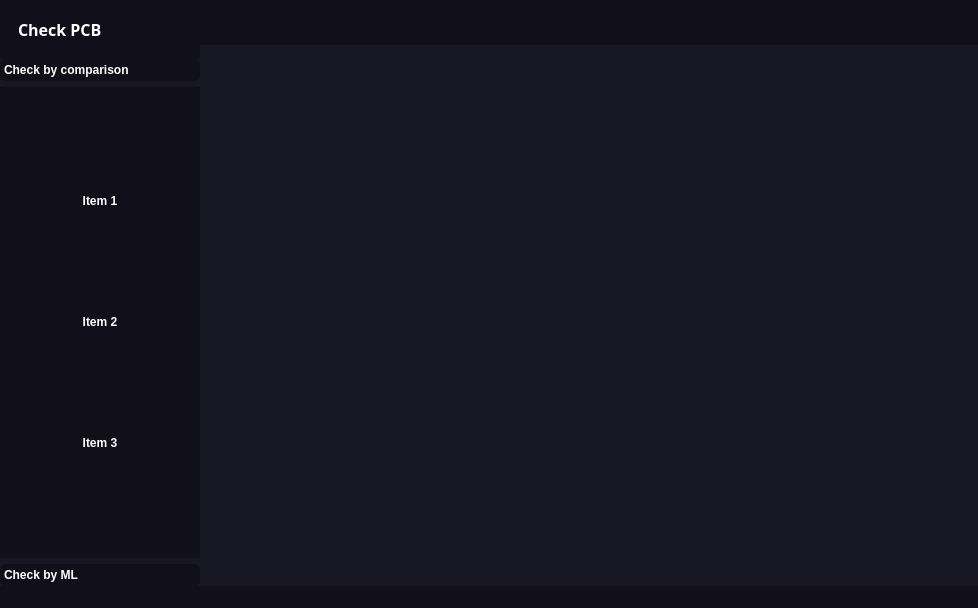
MarcinKrupnik/CheckPCB, file check_pcb.ui: the form before one commit.
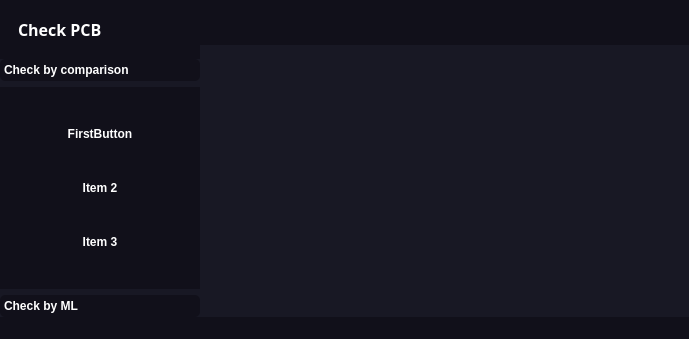
The form after the commit. The open tabs and pages were chosen to show the change. Icons and pictures are not drawn.

What changed in the file:
```diff
--- a/check_pcb.ui
+++ b/check_pcb.ui
@@ -6,8 +6,8 @@
    <rect>
     <x>0</x>
     <y>0</y>
-    <width>978</width>
-    <height>608</height>
+    <width>689</width>
+    <height>339</height>
    </rect>
   </property>
   <property name="windowTitle">
@@ -140,7 +140,7 @@
                   </property>
                  </widget>
                 </item>
-                <item alignment="Qt::AlignLeft|Qt::AlignTop">
+                <item>
                  <widget class="QLabel" name="label_2">
                   <property name="text">
                    <string/>
@@ -190,6 +190,7 @@
               <widget class="QToolBox" name="toolBox">
                <property name="font">
                 <font>
+                 <weight>75</weight>
                  <bold>true</bold>
                 </font>
                </property>
@@ -213,7 +214,7 @@
                   <x>0</x>
                   <y>0</y>
                   <width>200</width>
-                  <height>459</height>
+                  <height>191</height>
                  </rect>
                 </property>
                 <property name="styleSheet">
@@ -246,11 +247,12 @@
                   <widget class="QPushButton" name="pushButton_5">
                    <property name="font">
                     <font>
+                     <weight>75</weight>
                      <bold>true</bold>
                     </font>
                    </property>
                    <property name="text">
-                    <string>Item 1</string>
+                    <string>FirstButton</string>
                    </property>
                   </widget>
                  </item>
@@ -258,6 +260,7 @@
                   <widget class="QPushButton" name="pushButton_6">
                    <property name="font">
                     <font>
+                     <weight>75</weight>
                      <bold>true</bold>
                     </font>
                    </property>
@@ -270,6 +273,7 @@
                   <widget class="QPushButton" name="pushButton_7">
                    <property name="font">
                     <font>
+                     <weight>75</weight>
                      <bold>true</bold>
                     </font>
                    </property>
@@ -452,9 +456,9 @@
                 <property name="geometry">
                  <rect>
                   <x>0</x>
-                  <y>0</y>
-                  <width>44</width>
-                  <height>40</height>
+                  <y>10</y>
+                  <width>54</width>
+                  <height>32</height>
                  </rect>
                 </property>
                 <property name="text">
```
Left out of the diff: 34 changed lines with no effect on the pictures.
